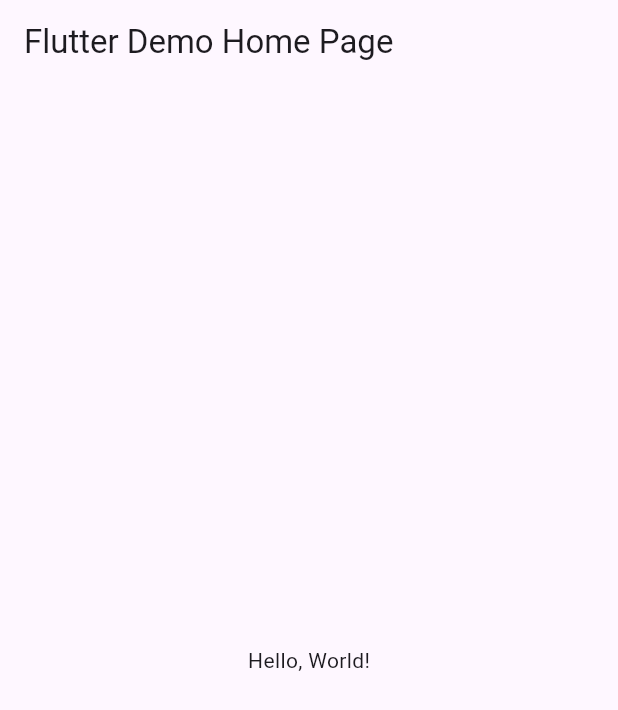
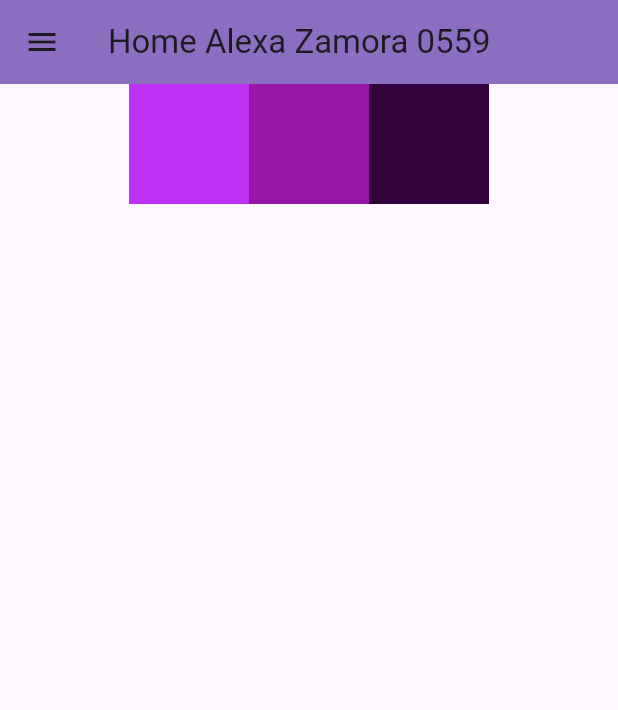
Before and after one commit to AlexaZamoraDominguez/UII_Act4_drawerV2, a Flutter app: the screen it shows after launch, on a phone screen of 412 x 824 dp. Shown: the top 710 px of the screen. Run offline on Flutter 3.47's test engine with Material 3 defaults, Android fonts, the phone set to English and light mode, and no system bars.

```diff
--- /dev/null
+++ b/lib/home.dart
@@ -0,0 +1,42 @@
+import 'package:uii_act4_drawerv2/drawer_menu.dart';
+import 'package:flutter/material.dart';
+
+class Home extends StatelessWidget {
+  static const String routeName = '/home';
+
+  @override
+  Widget build(BuildContext context) {
+    return Scaffold(
+      appBar: AppBar(
+        title: Text("Home Alexa Zamora 0559"),
+        backgroundColor: Color(0xff8c6ec1),
+      ),
+      drawer: DrawerMenu(),
+      body: Row(
+        mainAxisAlignment: MainAxisAlignment.center,
+        mainAxisSize: MainAxisSize.max,
+        crossAxisAlignment: CrossAxisAlignment.center,
+        children: <Widget>[
+          Container(
+            padding: const EdgeInsets.all(0.0),
+            color: Color(0xffbd30f4),
+            width: 80.0,
+            height: 80.0,
+          ),
+          Container(
+            padding: const EdgeInsets.all(0.0),
+            color: Color(0xff9718a8),
+            width: 80.0,
+            height: 80.0,
+          ),
+          Container(
+            padding: const EdgeInsets.all(0.0),
+            color: Color(0xff34033d),
+            width: 80.0,
+            height: 80.0,
+          ),
+        ],
+      ),
+    );
+  }
+}
--- a/lib/main.dart
+++ b/lib/main.dart
@@ -1,43 +1,46 @@
+import 'package:uii_act4_drawerv2/movies.dart';
+import 'package:uii_act4_drawerv2/profile.dart';
 import 'package:flutter/material.dart';
 
-void main() => runApp(MyApp());
+import 'contact.dart';
+import 'home.dart';
+import 'ventas.dart';
+import 'productos.dart';
+import 'gerente.dart';
+
+void main() {
+  runApp(MyApp());
+}
 
 class MyApp extends StatelessWidget {
-  const MyApp({super.key});
+  static const String home = Home.routeName;
+  static const String profile = Profile.routeName;
+  static const String movies = Movies.routeName;
+  static const String contacts = Contact.routeName;
+  static const String ventas = Ventas.routeName;
+  static const String productos = Productos.routeName;
+  static const String gerente = Gerente.routeName;
+
   // This widget is the root of your application.
   @override
   Widget build(BuildContext context) {
     return MaterialApp(
-      // Application name
-      title: 'Flutter Hello World',
-      // Application theme data, you can set the colors for the application as
-      // you want
+      debugShowCheckedModeBanner: false,
+      title: 'Ejemplo Drawer Menu',
       theme: ThemeData(
-        // useMaterial3: false,
         primarySwatch: Colors.blue,
+        visualDensity: VisualDensity.adaptivePlatformDensity,
       ),
-      // A widget which will be started on application startup
-      home: MyHomePage(title: 'Flutter Demo Home Page'),
+      routes: {
+        home: (context) => Home(),
+        profile: (context) => Profile(),
+        movies: (context) => Movies(),
+        contacts: (context) => Contact(),
+        ventas: (context) => Ventas(),
+        productos: (context) => Productos(),
+        gerente: (context) => Gerente(),
+      },
+      home: Home(),
     );
   }
 }
-
-class MyHomePage extends StatelessWidget {
-  final String title;
-  const MyHomePage({super.key, required this.title});
-
-  @override
-  Widget build(BuildContext context) {
-    return Scaffold(
-      appBar: AppBar(
-        // The title text which will be shown on the action bar
-        title: Text(title),
-      ),
-      body: Center(
-        child: Text(
-          'Hello, World!',
-        ),
-      ),
-    );
-  }
-}
--- a/pubspec.yaml
+++ b/pubspec.yaml
@@ -17,6 +17,8 @@ dev_dependencies:
 
 flutter:
   uses-material-design: true
+  assets:
+    - assets/drawer_header.jpg
   # assets:
   #  - images/a_dot_burr.jpeg
   #  - images/a_dot_ham.jpeg
```
Also changed, not shown: lib/contact.dart (added, +42 -0 lines), lib/drawer_menu.dart (added, +98 -0 lines), lib/gerente.dart (added, +42 -0 lines), lib/movies.dart (added, +23 -0 lines), lib/productos.dart (added, +32 -0 lines), lib/profile.dart (added, +42 -0 lines), lib/ventas.dart (added, +42 -0 lines), assets/drawer_header.jpg (added).
